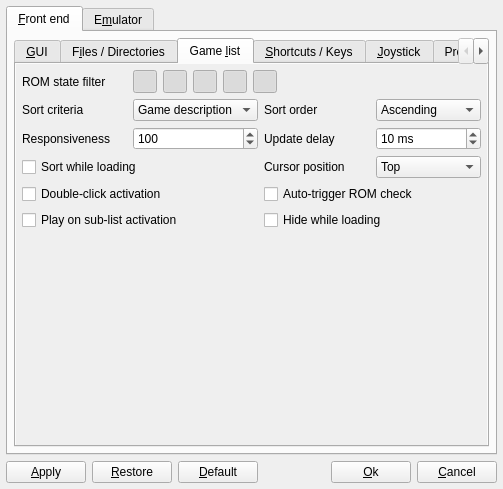
First picture: the form in options.ui, repository qmc2/qmc2-mame-fe, before the edit.
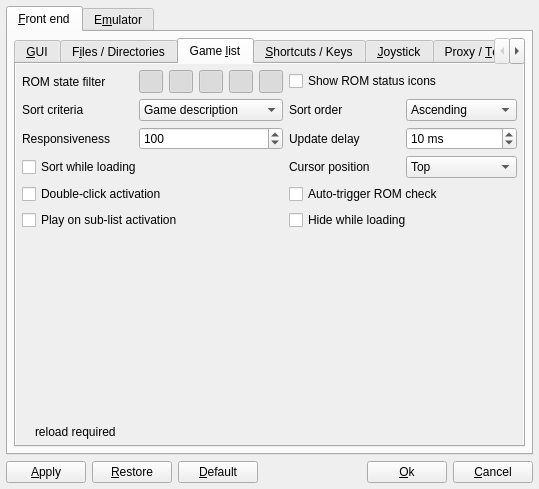
Second picture: the form after the edit. The open tabs and pages were chosen to show the change. Icons and pictures are not drawn.

Commit message: imp: added an option to let user decide if the ROM status icons are to be shown or not

What changed in the file:
```diff
--- a/options.ui
+++ b/options.ui
@@ -7,7 +7,7 @@
    <rect>
     <x>0</x>
     <y>0</y>
-    <width>503</width>
+    <width>539</width>
     <height>489</height>
    </rect>
   </property>
@@ -2107,7 +2107,7 @@
                <rect>
                 <x>0</x>
                 <y>0</y>
-                <width>459</width>
+                <width>495</width>
                 <height>364</height>
                </rect>
               </property>
@@ -2121,12 +2121,12 @@
                    </property>
                   </widget>
                  </item>
-                 <item row="0" column="1" colspan="3">
+                 <item row="0" column="1">
                   <layout class="QHBoxLayout" name="horizontalLayout_7">
                    <item>
                     <widget class="QToolButton" name="toolButtonShowC">
                      <property name="sizePolicy">
-                      <sizepolicy hsizetype="Fixed" vsizetype="Minimum">
+                      <sizepolicy hsizetype="Preferred" vsizetype="Minimum">
                        <horstretch>0</horstretch>
                        <verstretch>0</verstretch>
                       </sizepolicy>
@@ -2149,7 +2149,7 @@
                    <item>
                     <widget class="QToolButton" name="toolButtonShowM">
                      <property name="sizePolicy">
-                      <sizepolicy hsizetype="Fixed" vsizetype="Minimum">
+                      <sizepolicy hsizetype="Preferred" vsizetype="Minimum">
                        <horstretch>0</horstretch>
                        <verstretch>0</verstretch>
                       </sizepolicy>
@@ -2172,7 +2172,7 @@
                    <item>
                     <widget class="QToolButton" name="toolButtonShowI">
                      <property name="sizePolicy">
-                      <sizepolicy hsizetype="Fixed" vsizetype="Minimum">
+                      <sizepolicy hsizetype="Preferred" vsizetype="Minimum">
                        <horstretch>0</horstretch>
                        <verstretch>0</verstretch>
                       </sizepolicy>
@@ -2195,7 +2195,7 @@
                    <item>
                     <widget class="QToolButton" name="toolButtonShowN">
                      <property name="sizePolicy">
-                      <sizepolicy hsizetype="Fixed" vsizetype="Minimum">
+                      <sizepolicy hsizetype="Preferred" vsizetype="Minimum">
                        <horstretch>0</horstretch>
                        <verstretch>0</verstretch>
                       </sizepolicy>
@@ -2218,7 +2218,7 @@
                    <item>
                     <widget class="QToolButton" name="toolButtonShowU">
                      <property name="sizePolicy">
-                      <sizepolicy hsizetype="Fixed" vsizetype="Minimum">
+                      <sizepolicy hsizetype="Preferred" vsizetype="Minimum">
                        <horstretch>0</horstretch>
                        <verstretch>0</verstretch>
                       </sizepolicy>
@@ -2238,19 +2238,6 @@
                      </property>
                     </widget>
                    </item>
-                   <item>
-                    <spacer name="spacer6">
-                     <property name="orientation">
-                      <enum>Qt::Horizontal</enum>
-                     </property>
-                     <property name="sizeHint" stdset="0">
-                      <size>
-                       <width>174</width>
-                       <height>18</height>
-                      </size>
-                     </property>
-                    </spacer>
-                   </item>
                   </layout>
                  </item>
                  <item row="1" column="0">
@@ -2415,6 +2402,12 @@
                  </item>
                  <item row="3" column="0" colspan="2">
                   <widget class="QCheckBox" name="checkBoxSortOnline">
+                   <property name="sizePolicy">
+                    <sizepolicy hsizetype="MinimumExpanding" vsizetype="Fixed">
+                     <horstretch>0</horstretch>
+                     <verstretch>0</verstretch>
+                    </sizepolicy>
+                   </property>
                    <property name="toolTip">
                     <string>Sort game list while reloading (slower)</string>
                    </property>
@@ -2425,6 +2418,12 @@
                  </item>
                  <item row="4" column="0" colspan="2">
                   <widget class="QCheckBox" name="checkBoxDoubleClickActivation">
+                   <property name="sizePolicy">
+                    <sizepolicy hsizetype="MinimumExpanding" vsizetype="Fixed">
+                     <horstretch>0</horstretch>
+                     <verstretch>0</verstretch>
+                    </sizepolicy>
+                   </property>
                    <property name="toolTip">
                     <string>Launch emulation on double-click events (may be annoying)</string>
                    </property>
@@ -2448,6 +2447,12 @@
                  </item>
                  <item row="5" column="0" colspan="2">
                   <widget class="QCheckBox" name="checkBoxPlayOnSublistActivation">
+                   <property name="sizePolicy">
+                    <sizepolicy hsizetype="MinimumExpanding" vsizetype="Fixed">
+                     <horstretch>0</horstretch>
+                     <verstretch>0</verstretch>
+                    </sizepolicy>
+                   </property>
                    <property name="toolTip">
                     <string>Launch emulation directly when an item is activated in the search-, favorites- or played-lists (instead of jumping to the master list)</string>
                    </property>
@@ -2458,6 +2463,12 @@
                  </item>
                  <item row="5" column="2" colspan="2">
                   <widget class="QCheckBox" name="checkBoxHideWhileLoading">
+                   <property name="sizePolicy">
+                    <sizepolicy hsizetype="MinimumExpanding" vsizetype="Fixed">
+                     <horstretch>0</horstretch>
+                     <verstretch>0</verstretch>
+                    </sizepolicy>
+                   </property>
                    <property name="toolTip">
                     <string>Hide primary game list while loading (recommended, much faster)</string>
                    </property>
@@ -2468,6 +2479,12 @@
                  </item>
                  <item row="4" column="2" colspan="2">
                   <widget class="QCheckBox" name="checkBoxAutoTriggerROMCheck">
+                   <property name="sizePolicy">
+                    <sizepolicy hsizetype="MinimumExpanding" vsizetype="Fixed">
+                     <horstretch>0</horstretch>
+                     <verstretch>0</verstretch>
+                    </sizepolicy>
+                   </property>
                    <property name="toolTip">
                     <string>Automatically trigger a ROM check if necessary</string>
                    </property>
@@ -2478,6 +2495,12 @@
                  </item>
                  <item row="3" column="3">
                   <widget class="QComboBox" name="comboBoxCursorPosition">
+                   <property name="sizePolicy">
+                    <sizepolicy hsizetype="Preferred" vsizetype="Minimum">
+                     <horstretch>0</horstretch>
+                     <verstretch>0</verstretch>
+                    </sizepolicy>
+                   </property>
                    <property name="toolTip">
                     <string>Select the cursor position QMC2 uses when auto-scrolling to the current item (this setting applies to all views and lists!)</string>
                    </property>
@@ -2513,6 +2536,62 @@
                    </property>
                   </widget>
                  </item>
+                 <item row="0" column="2" colspan="2">
+                  <widget class="QCheckBox" name="checkBoxShowROMStatusIcons">
+                   <property name="sizePolicy">
+                    <sizepolicy hsizetype="Expanding" vsizetype="Fixed">
+                     <horstretch>0</horstretch>
+                     <verstretch>0</verstretch>
+                    </sizepolicy>
+                   </property>
+                   <property name="toolTip">
+                    <string>Display ROM status icons in master lists?</string>
+                   </property>
+                   <property name="text">
+                    <string>Show ROM status icons</string>
+                   </property>
+                   <property name="icon">
+                    <iconset resource="qmc2.qrc">
+                     <normaloff>:/data/img/reload.png</normaloff>:/data/img/reload.png</iconset>
+                   </property>
+                  </widget>
+                 </item>
+                 <item row="7" column="0" colspan="4">
+                  <layout class="QHBoxLayout" name="layout8_2">
+                   <item>
+                    <widget class="QLabel" name="labelLegend5Pic">
+                     <property name="sizePolicy">
+                      <sizepolicy hsizetype="Fixed" vsizetype="Fixed">
+                       <horstretch>0</horstretch>
+                       <verstretch>0</verstretch>
+                      </sizepolicy>
+                     </property>
+                     <property name="toolTip">
+                      <string>Option requires a reload of the gamelist to take effect</string>
+                     </property>
+                     <property name="text">
+                      <string/>
+                     </property>
+                     <property name="pixmap">
+                      <pixmap resource="qmc2.qrc">:/data/img/reload_small.png</pixmap>
+                     </property>
+                     <property name="scaledContents">
+                      <bool>true</bool>
+                     </property>
+                    </widget>
+                   </item>
+                   <item>
+                    <widget class="QLabel" name="labelLegendFrontendGamelist">
+                     <property name="toolTip">
+                      <string>Option requires a reload of the entire game list to take effect</string>
+                     </property>
+                     <property name="text">
+                      <string>reload required</string>
+                     </property>
+                    </widget>
+                   </item>
+                  </layout>
+                 </item>
                 </layout>
                </item>
               </layout>
```
Left out of the diff: 17 changed lines with no effect on the pictures. The commit also changes 11 other files.
